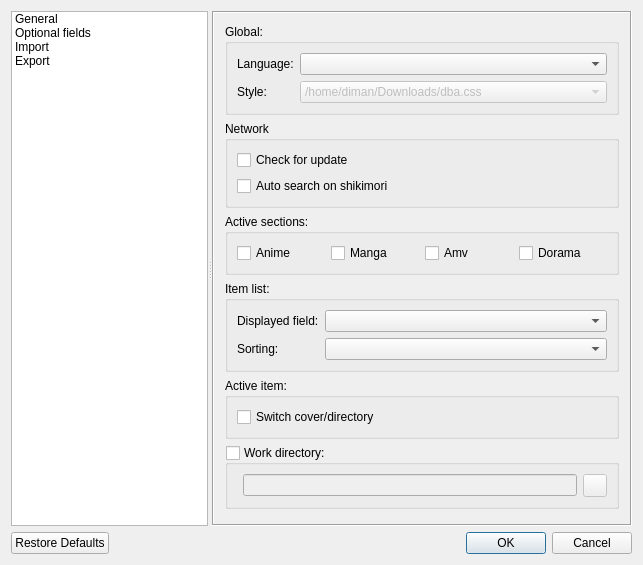
Above: settings.ui from LibertaSoft/DatabaseAnime before the change. Below: the same form after it.
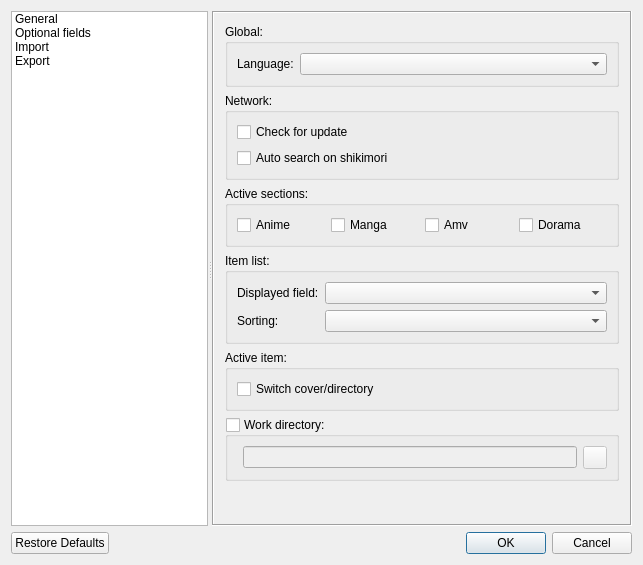
That is the form after the change. The open tabs and pages were chosen to show the change. Icons and pictures are not drawn.

Diff of the .ui file:
```diff
--- a/settings.ui
+++ b/settings.ui
@@ -136,9 +136,9 @@
            <property name="geometry">
             <rect>
              <x>0</x>
-             <y>-45</y>
+             <y>0</y>
              <width>401</width>
-             <height>549</height>
+             <height>514</height>
             </rect>
            </property>
            <layout class="QVBoxLayout" name="verticalLayout_4">
@@ -164,37 +164,13 @@
                <item row="0" column="1">
                 <widget class="QComboBox" name="ComboBox_Language"/>
                </item>
-               <item row="1" column="0">
-                <widget class="QLabel" name="Label_Style">
-                 <property name="text">
-                  <string>Style:</string>
-                 </property>
-                </widget>
-               </item>
-               <item row="1" column="1">
-                <widget class="QComboBox" name="ComboBox_Style">
-                 <property name="enabled">
-                  <bool>false</bool>
-                 </property>
-                 <item>
-                  <property name="text">
-                   <string>/home/diman/Downloads/dba.css</string>
-                  </property>
-                 </item>
-                 <item>
-                  <property name="text">
-                   <string>/home/diman/Downloads/dba2.css</string>
-                  </property>
-                 </item>
-                </widget>
-               </item>
               </layout>
              </widget>
             </item>
             <item>
              <widget class="QGroupBox" name="GroupBox_Network">
               <property name="title">
-               <string>Network</string>
+               <string>Network:</string>
               </property>
               <layout class="QGridLayout" name="gridLayout">
                <item row="0" column="0">
```
Left out of the diff: 2 changed lines with no effect on the pictures.
